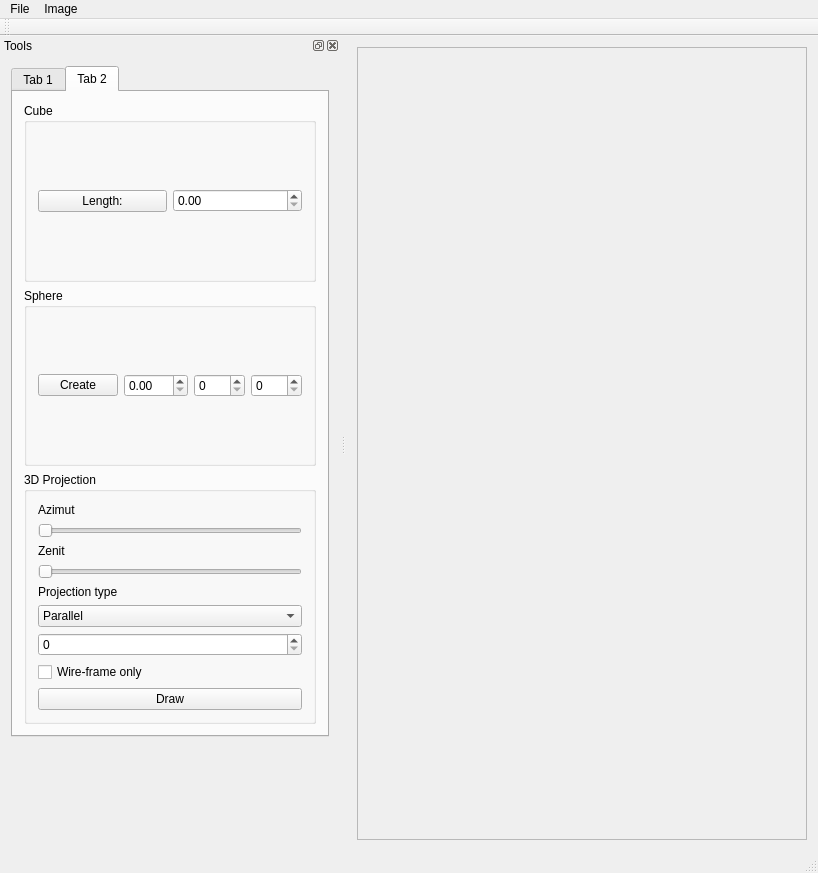
This is src/ImageViewer.ui in YakibchukOstap567/3D as Qt 5 draws it before an edit. The edited form follows.
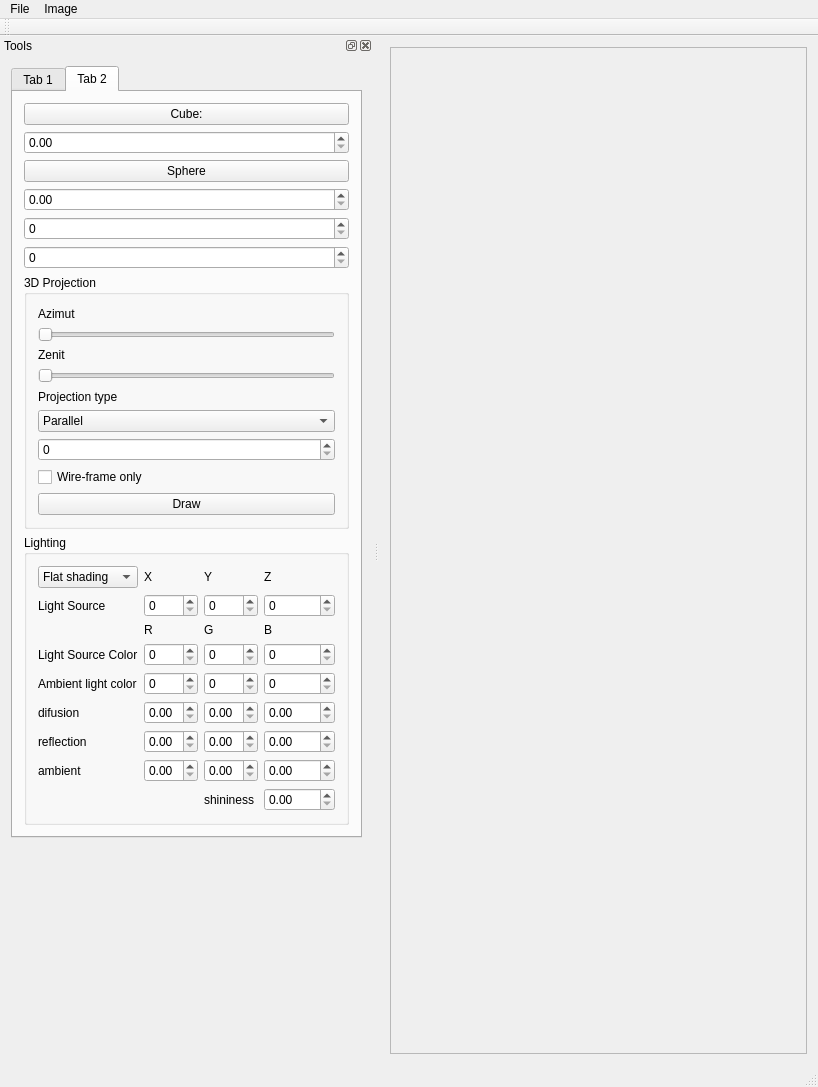
This is the edited form.

Commit message: urobil son srandovy flatshading, nejaka chyba s shininess(h)

The edit to the form file:
```diff
--- a/src/ImageViewer.ui
+++ b/src/ImageViewer.ui
@@ -7,7 +7,7 @@
     <x>0</x>
     <y>0</y>
     <width>818</width>
-    <height>873</height>
+    <height>1087</height>
    </rect>
   </property>
   <property name="windowTitle">
@@ -25,8 +25,8 @@
         <rect>
          <x>0</x>
          <y>0</y>
-         <width>469</width>
-         <height>793</height>
+         <width>431</width>
+         <height>1007</height>
         </rect>
        </property>
       </widget>
@@ -390,57 +390,39 @@
         </attribute>
         <layout class="QVBoxLayout" name="verticalLayout_5">
          <item>
-          <widget class="QGroupBox" name="groupBox_4">
-           <property name="title">
-            <string>Cube</string>
+          <widget class="QPushButton" name="cubeButton">
+           <property name="text">
+            <string>Cube:</string>
            </property>
-           <layout class="QHBoxLayout" name="horizontalLayout_2">
-            <item>
-             <widget class="QPushButton" name="cubeButton">
-              <property name="text">
-               <string>Length:</string>
-              </property>
-             </widget>
-            </item>
-            <item>
-             <widget class="QDoubleSpinBox" name="length">
-              <property name="maximum">
-               <double>100.000000000000000</double>
-              </property>
-             </widget>
-            </item>
-           </layout>
           </widget>
          </item>
          <item>
-          <widget class="QGroupBox" name="groupBox_9">
-           <property name="title">
+          <widget class="QDoubleSpinBox" name="length">
+           <property name="maximum">
+            <double>100.000000000000000</double>
+           </property>
+          </widget>
+         </item>
+         <item>
+          <widget class="QPushButton" name="sphereButton">
+           <property name="text">
             <string>Sphere</string>
            </property>
-           <layout class="QGridLayout" name="gridLayout_3">
-            <item row="0" column="3">
-             <widget class="QSpinBox" name="poludnik"/>
-            </item>
-            <item row="0" column="2">
-             <widget class="QSpinBox" name="rovnobezka"/>
-            </item>
-            <item row="0" column="0">
-             <widget class="QPushButton" name="sphereButton">
-              <property name="text">
-               <string>Create</string>
-              </property>
-             </widget>
-            </item>
-            <item row="0" column="1">
-             <widget class="QDoubleSpinBox" name="radius">
-              <property name="maximum">
-               <double>100.000000000000000</double>
-              </property>
-             </widget>
-            </item>
-           </layout>
           </widget>
          </item>
+         <item>
+          <widget class="QDoubleSpinBox" name="radius">
+           <property name="maximum">
+            <double>500.000000000000000</double>
+           </property>
+          </widget>
+         </item>
+         <item>
+          <widget class="QSpinBox" name="rovnobezka"/>
+         </item>
+         <item>
+          <widget class="QSpinBox" name="poludnik"/>
+         </item>
          <item>
           <widget class="QGroupBox" name="groupBox_10">
            <property name="title">
@@ -526,6 +508,260 @@
            </layout>
           </widget>
          </item>
+         <item>
+          <widget class="QGroupBox" name="groupBox_11">
+           <property name="title">
+            <string>Lighting</string>
+           </property>
+           <layout class="QGridLayout" name="gridLayout_4">
+            <item row="8" column="3">
+             <widget class="QDoubleSpinBox" name="dB">
+              <property name="maximum">
+               <double>1.000000000000000</double>
+              </property>
+             </widget>
+            </item>
+            <item row="8" column="0">
+             <widget class="QLabel" name="label_11">
+              <property name="text">
+               <string>difusion</string>
+              </property>
+             </widget>
+            </item>
+            <item row="2" column="0">
+             <widget class="QLabel" name="label_4">
+              <property name="text">
+               <string>Light Source</string>
+              </property>
+             </widget>
+            </item>
+            <item row="6" column="2">
+             <widget class="QSpinBox" name="alcG">
+              <property name="maximum">
+               <number>255</number>
+              </property>
+             </widget>
+            </item>
+            <item row="4" column="3">
+             <widget class="QLabel" name="label_10">
+              <property name="text">
+               <string>B</string>
+              </property>
+             </widget>
+            </item>
+            <item row="5" column="3">
+             <widget class="QSpinBox" name="lscB">
+              <property name="maximum">
+               <number>255</number>
+              </property>
+             </widget>
+            </item>
+            <item row="9" column="3">
+             <widget class="QDoubleSpinBox" name="rB">
+              <property name="maximum">
+               <double>1.000000000000000</double>
+              </property>
+             </widget>
+            </item>
+            <item row="4" column="2">
+             <widget class="QLabel" name="label_9">
+              <property name="text">
+               <string>G</string>
+              </property>
+             </widget>
+            </item>
+            <item row="2" column="1">
+             <widget class="QSpinBox" name="lsX">
+              <property name="maximum">
+               <number>1000</number>
+              </property>
+             </widget>
+            </item>
+            <item row="6" column="1">
+             <widget class="QSpinBox" name="alcR">
+              <property name="maximum">
+               <number>255</number>
+              </property>
+             </widget>
+            </item>
+            <item row="11" column="2">
+             <widget class="QDoubleSpinBox" name="aG">
+              <property name="maximum">
+               <double>1.000000000000000</double>
+              </property>
+             </widget>
+            </item>
+            <item row="0" column="0">
+             <widget class="QComboBox" name="typeOfShading">
+              <item>
+               <property name="text">
+                <string>Flat shading</string>
+               </property>
+              </item>
+              <item>
+               <property name="text">
+                <string>Gouradovo</string>
+               </property>
+              </item>
+             </widget>
+            </item>
+            <item row="5" column="1">
+             <widget class="QSpinBox" name="lscR">
+              <property name="maximum">
+               <number>255</number>
+              </property>
+             </widget>
+            </item>
+            <item row="11" column="3">
+             <widget class="QDoubleSpinBox" name="aB">
+              <property name="maximum">
+               <double>1.000000000000000</double>
+              </property>
+             </widget>
+            </item>
+            <item row="9" column="0">
+             <widget class="QLabel" name="label_12">
+              <property name="text">
+               <string>reflection</string>
+              </property>
+             </widget>
+            </item>
+            <item row="11" column="0">
+             <widget class="QLabel" name="label_13">
+              <property name="text">
+               <string>ambient</string>
+              </property>
+             </widget>
+            </item>
+            <item row="0" column="3">
+             <widget class="QLabel" name="label_16">
+              <property name="text">
+               <string>Z</string>
+              </property>
+             </widget>
+            </item>
+            <item row="8" column="2">
+             <widget class="QDoubleSpinBox" name="dG">
+              <property name="maximum">
+               <double>1.000000000000000</double>
+              </property>
+             </widget>
+            </item>
+            <item row="5" column="2">
+             <widget class="QSpinBox" name="lscG">
+              <property name="maximum">
+               <number>255</number>
+              </property>
+             </widget>
+            </item>
+            <item row="9" column="1">
+             <widget class="QDoubleSpinBox" name="rR">
+              <property name="maximum">
+               <double>1.000000000000000</double>
+              </property>
+             </widget>
+            </item>
+            <item row="8" column="1">
+             <widget class="QDoubleSpinBox" name="dR">
+              <property name="maximum">
+               <double>1.000000000000000</double>
+              </property>
+             </widget>
+            </item>
+            <item row="0" column="2">
+             <widget class="QLabel" name="label_15">
+              <property name="text">
+               <string>Y</string>
+              </property>
+             </widget>
+            </item>
+            <item row="6" column="0">
+             <widget class="QLabel" name="label_6">
+              <property name="text">
+               <string>Ambient light color</string>
+              </property>
+             </widget>
+            </item>
+            <item row="4" column="1">
+             <widget class="QLabel" name="label_8">
+              <property name="text">
+               <string>R</string>
+              </property>
+             </widget>
+            </item>
+            <item row="9" column="2">
+             <widget class="QDoubleSpinBox" name="rG">
+              <property name="maximum">
+               <double>1.000000000000000</double>
+              </property>
+             </widget>
+            </item>
+            <item row="5" column="0">
+             <widget class="QLabel" name="label_5">
+              <property name="text">
+               <string>Light Source Color</string>
+              </property>
+             </widget>
+            </item>
+            <item row="11" column="1">
+             <widget class="QDoubleSpinBox" name="aR">
+              <property name="maximum">
+               <double>1.000000000000000</double>
+              </property>
+             </widget>
+            </item>
+            <item row="4" column="0">
+             <widget class="QLabel" name="label_7">
+              <property name="text">
+               <string/>
+              </property>
+             </widget>
+            </item>
+            <item row="2" column="2">
+             <widget class="QSpinBox" name="lsY">
+              <property name="maximum">
+               <number>1000</number>
+              </property>
+             </widget>
+            </item>
+            <item row="0" column="1">
+             <widget class="QLabel" name="label_14">
+              <property name="text">
+               <string>X</string>
+              </property>
+             </widget>
+            </item>
+            <item row="2" column="3">
+             <widget class="QSpinBox" name="lsZ">
+              <property name="maximum">
+               <number>1000</number>
+              </property>
+             </widget>
+            </item>
+            <item row="6" column="3">
+             <widget class="QSpinBox" name="alcB">
+              <property name="maximum">
+               <number>255</number>
+              </property>
+             </widget>
+            </item>
+            <item row="13" column="3">
+             <widget class="QDoubleSpinBox" name="shininess">
+              <property name="maximum">
+               <double>1000.000000000000000</double>
+              </property>
+             </widget>
+            </item>
+            <item row="13" column="2">
+             <widget class="QLabel" name="label_17">
+              <property name="text">
+               <string>shininess</string>
+              </property>
+             </widget>
+            </item>
+           </layout>
+          </widget>
+         </item>
         </layout>
        </widget>
       </widget>
```
The commit also changes 4 other files.
